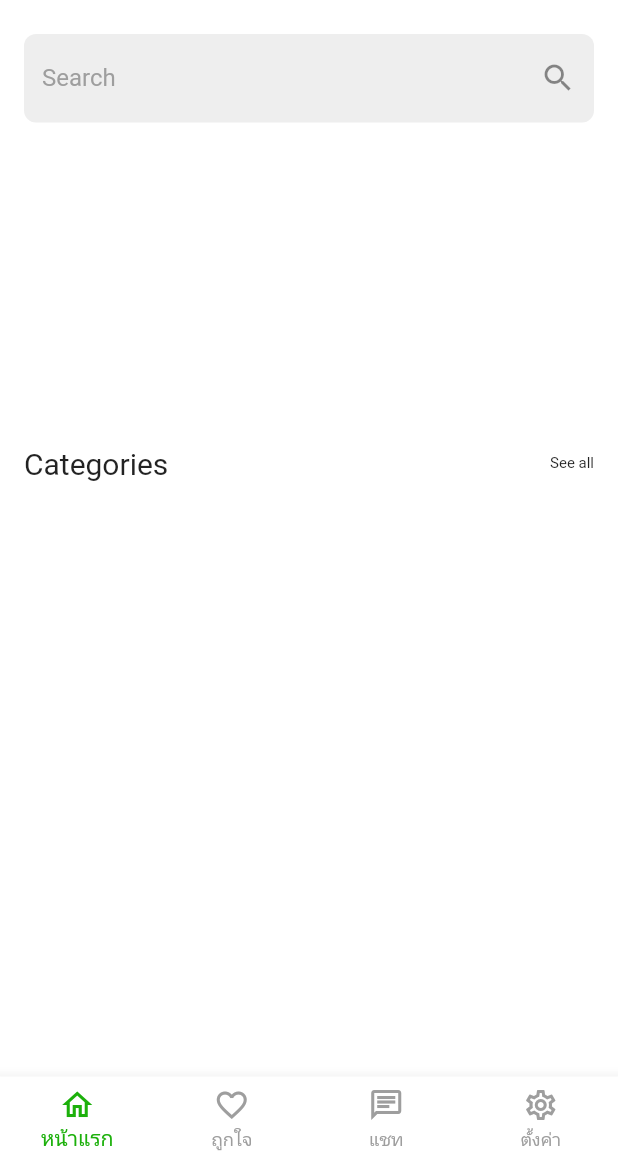
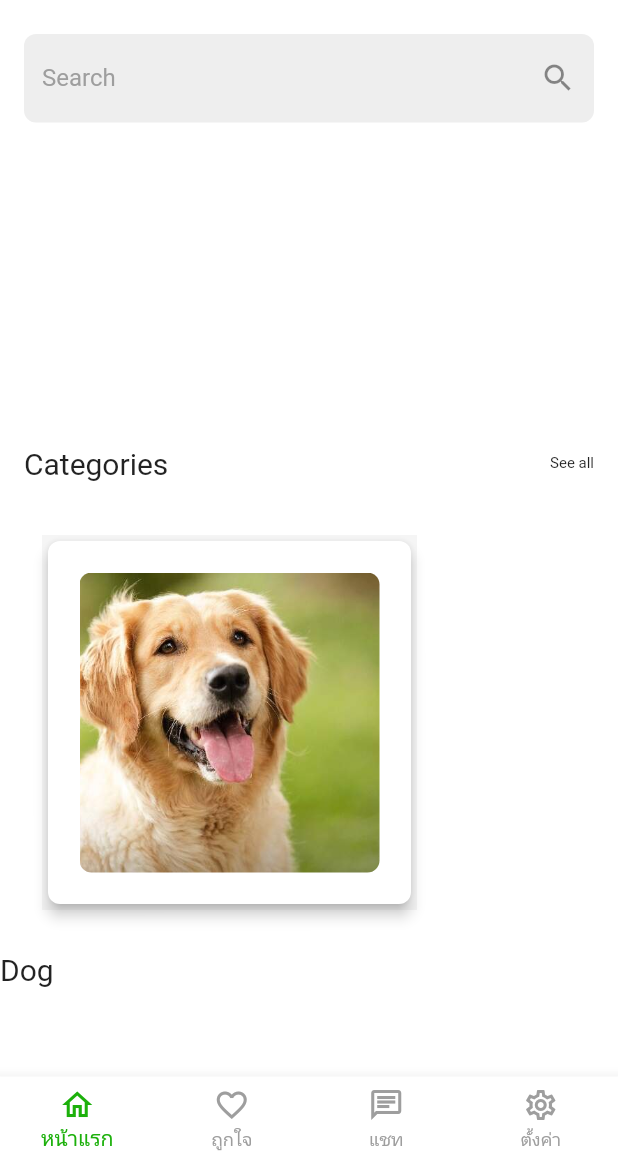
Before and after one commit to PiyanutChaiyamong/jnshop, a Flutter app: the screen it shows after launch, on a phone screen of 412 x 824 dp, the part 74-1236 px from its top. Run offline on Flutter 3.47's test engine with Material 3 defaults, Android fonts, the phone set to English and light mode, and no system bars.

Commit message:
เริ่ม Project

```diff
--- a/lib/presentation/views/main/home_page.dart
+++ b/lib/presentation/views/main/home_page.dart
@@ -14,9 +14,7 @@ class _HomePageState extends State<HomePage> {
   @override
   Widget build(BuildContext context) {
     return Scaffold(
-      body: Column(
-        crossAxisAlignment: CrossAxisAlignment.start,
-        children: [
+        body: Column(crossAxisAlignment: CrossAxisAlignment.start, children: [
       Padding(
         padding: EdgeInsets.all(16),
         child: SearchWidget(),
@@ -38,20 +36,40 @@ class _HomePageState extends State<HomePage> {
                 style: TextStyle(fontSize: 10),
               )
             ],
-              ))
-        ],
+          )),
+      SizedBox(height: 16),
+      Padding(
+        padding: EdgeInsets.all(20.0),
+        child: Container(
+          color: Colors.grey.shade100,
+          width: 250,
+          height: 250,
+          margin: EdgeInsets.symmetric(horizontal: 8),
+          child: Card(
+            shape: RoundedRectangleBorder(
+              borderRadius: BorderRadius.circular(8),
             ),
-    );
-  }
-
-  Widget _buildGridItem(IconData icon, String label) {
-    return Column(
-      mainAxisAlignment: MainAxisAlignment.center,
-      children: [
-        Icon(icon, size: 60),
+            elevation: 4,
+            child: Center(
+              child: ClipRRect(
+                  borderRadius: BorderRadius.circular(8),
+                  child: Image.asset(
+                    'assets/images/Dog.jpg',
+                    height: 200,
+                    width: 200,
+                    fit: BoxFit.cover,
+                  )),
+            ),
+          ),
+        ), // Add more widgets here...
+      ),
       SizedBox(height: 8),
-        Text(label, textAlign: TextAlign.center),
-      ],
-    );
+      Text(
+        "Dog",
+        style: TextStyle(
+          fontSize: 20,
+        ),
+      ),
+    ]));
   }
 }
```
Also changed, not shown: 2 other files. Lines whose indentation alone changed are shown as unchanged.
